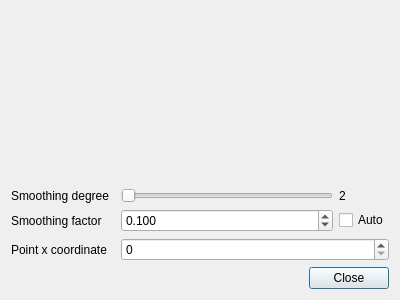
Above: select_plotted_point.ui from GuLinux/PySpectrum before the change. Below: the same form after it.
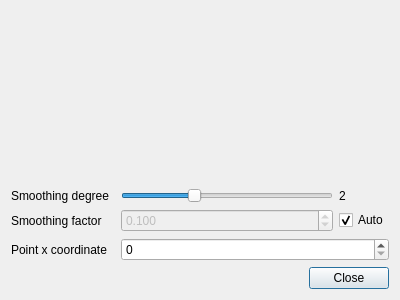
That is the form after the change.

Commit message: sensible defaults

Patch:
```diff
--- a/select_plotted_point.ui
+++ b/select_plotted_point.ui
@@ -22,6 +22,12 @@
      <property name="maximum">
       <number>5</number>
      </property>
+     <property name="value">
+      <number>3</number>
+     </property>
+     <property name="sliderPosition">
+      <number>3</number>
+     </property>
      <property name="orientation">
       <enum>Qt::Horizontal</enum>
      </property>
@@ -39,6 +45,9 @@
      <property name="text">
       <string>Auto</string>
      </property>
+     <property name="checked">
+      <bool>true</bool>
+     </property>
     </widget>
    </item>
    <item row="2" column="0">
@@ -84,6 +93,9 @@
    </item>
    <item row="2" column="2">
     <widget class="QDoubleSpinBox" name="smoothing_factor">
+     <property name="enabled">
+      <bool>false</bool>
+     </property>
      <property name="decimals">
       <number>3</number>
      </property>
```
The commit also changes 2 other files.
